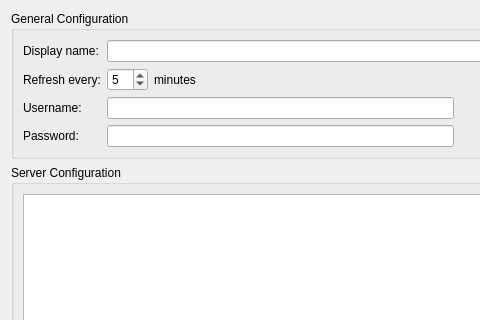
The window that resources/dav/resource/configdialog.ui (KDE/kdepim-runtime) describes before a commit, drawn with Qt 5; both pictures show x 0 to 480 and y 0 to 320 of the 650 by 434 pixel window.
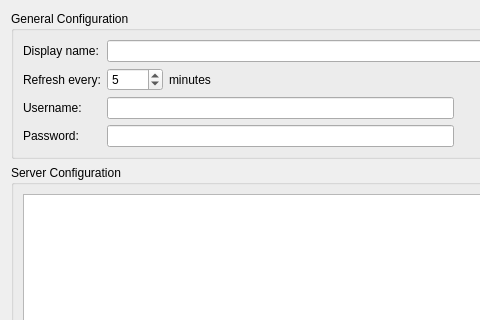
The same window after the commit. Custom widgets are drawn as their Qt base class.

Commit message: Add special text "never" when timeout = 0

The edit to the form file:
```diff
--- a/resources/dav/resource/configdialog.ui
+++ b/resources/dav/resource/configdialog.ui
@@ -49,6 +49,9 @@
             <property name="locale">
              <locale language="English" country="UnitedStates"/>
             </property>
+            <property name="specialValueText">
+             <string>Never</string>
+            </property>
             <property name="value">
              <number>5</number>
             </property>
```
